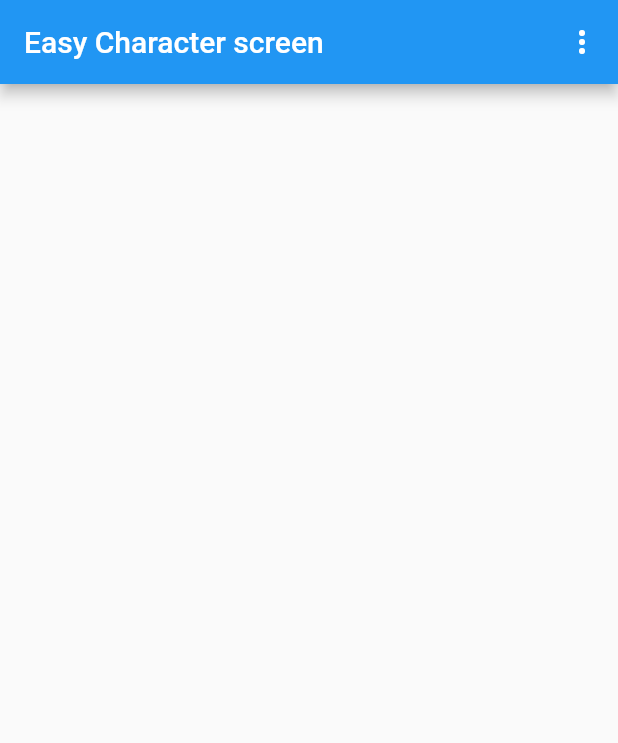
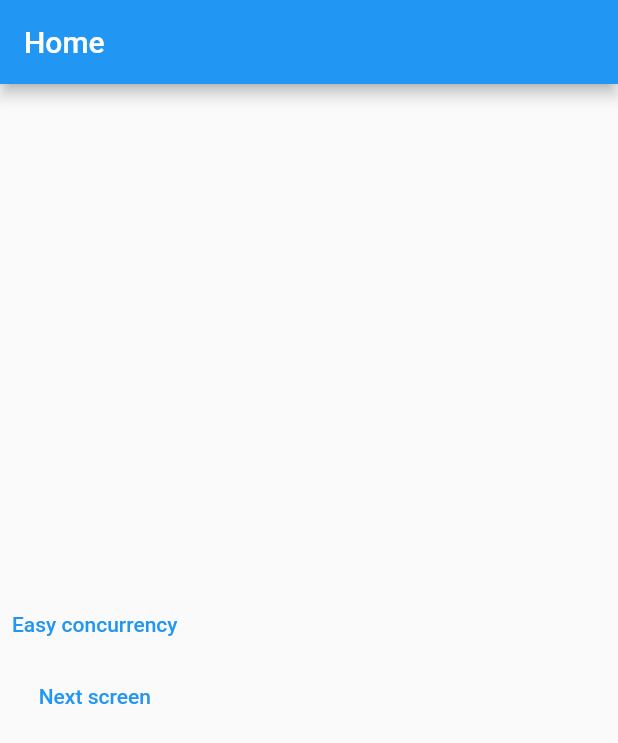
Before and after one commit to itWithGeorge/bloc_concurrency, a Flutter app: the screen it shows after launch, on a phone screen of 412 x 824 dp. Shown: the top 743 px of the screen. Run offline on Flutter 3.47's test engine with Material 2 defaults, Android fonts, the phone set to English and light mode, and no system bars; our stand-ins replace bloc, bloc_concurrency, flutter_bloc.

Commit message:
some utility(CustomBlocObserver, CommonRouter) added [#4]

```diff
--- /dev/null
+++ b/lib/common/presentation/router/common_router.dart
@@ -0,0 +1,24 @@
+import 'package:flutter/material.dart';
+import 'package:flutter_bloc/flutter_bloc.dart';
+import 'package:skawa_bloc_test/common/presentation/screens/home_screen.dart';
+import 'package:skawa_bloc_test/easy_concurrency/logic/bloc/character_bloc.dart';
+import 'package:skawa_bloc_test/easy_concurrency/presentation/screens/easy_character_bloc.dart';
+
+class CommonRouter {
+  Route? onGenerateRoute(RouteSettings routesettings) {
+    switch (routesettings.name) {
+      case '/':
+        return MaterialPageRoute(builder: (_) => const HomeScreen());
+
+      case '/easyConcurrency':
+        return MaterialPageRoute(
+            builder: (_) => BlocProvider<CharacterBloc>(
+                  create: (context) => CharacterBloc(),
+                  child: const EasyCharacterBlocScreen(),
+                ));
+
+      default:
+        return null;
+    }
+  }
+}
--- /dev/null
+++ b/lib/common/presentation/screens/home_screen.dart
@@ -0,0 +1,23 @@
+import 'package:flutter/material.dart';
+
+class HomeScreen extends StatelessWidget {
+  const HomeScreen({Key? key}) : super(key: key);
+
+  @override
+  Widget build(BuildContext context) {
+    return Scaffold(
+      appBar: AppBar(title: const Text('Home')),
+      body: Column(
+        mainAxisAlignment: MainAxisAlignment.center,
+        crossAxisAlignment: CrossAxisAlignment.center,
+        children: [
+          TextButton(
+              onPressed: () =>
+                  Navigator.of(context).pushNamed('/easyConcurrency'),
+              child: const Text('Easy concurrency')),
+          TextButton(onPressed: () => {}, child: const Text('Next screen')),
+        ],
+      ),
+    );
+  }
+}
--- a/lib/easy_concurrency/logic/bloc/character_bloc.dart
+++ b/lib/easy_concurrency/logic/bloc/character_bloc.dart
@@ -41,4 +41,7 @@ class CharacterBloc extends Bloc<CharacterEvent, CharacterState> {
     await Future.delayed(Duration(seconds: Random().nextBool() ? 0 : 2),
         () => emitter(CharecterReceivedState(characterReceived: _appended)));
   }
+
+  @override
+  String toString() => 'CharacterBloc ${state.currentCharacter.character}';
 }
--- a/lib/easy_concurrency/logic/bloc/character_state.dart
+++ b/lib/easy_concurrency/logic/bloc/character_state.dart
@@ -21,6 +21,9 @@ class CharacterInitialState extends CharacterState {
 
   @override
   int get hashCode => currentCharacter.hashCode;
+
+  @override
+  String toString() => 'CharacterInitialState';
 }
 
 @immutable
@@ -41,4 +44,7 @@ class CharecterReceivedState extends CharacterState {
 
   @override
   int get hashCode => characterReceived.hashCode;
+
+  @override
+  String toString() => 'CharecterReceivedState $characterReceived';
 }
--- a/lib/easy_concurrency/presentation/widgets/cutom_popup_menu.dart
+++ b/lib/easy_concurrency/presentation/widgets/cutom_popup_menu.dart
@@ -5,7 +5,7 @@ import 'package:skawa_bloc_test/easy_concurrency/logic/bloc/character_bloc.dart'
 
 enum CustomPopUpMenuItems {
   resetState,
-  noTransfromer,
+  noTransformer,
   sequential,
 }
 
@@ -23,7 +23,7 @@ class CustomPopupMenu extends StatelessWidget {
           child: Text('reset state'),
         ),
         const PopupMenuItem(
-          value: CustomPopUpMenuItems.noTransfromer,
+          value: CustomPopUpMenuItems.noTransformer,
           child: Text('No transformer'),
         ),
         const PopupMenuItem(
@@ -36,7 +36,7 @@ class CustomPopupMenu extends StatelessWidget {
           case CustomPopUpMenuItems.resetState:
             context.read<CharacterBloc>().add(const CharactersResetEvent());
             break;
-          case CustomPopUpMenuItems.noTransfromer:
+          case CustomPopUpMenuItems.noTransformer:
             AddEventService.instance().addEvent(
                 bloc: context.read<CharacterBloc>(), isSequential: false);
             /* var _messageList = message.split('');
--- a/lib/main.dart
+++ b/lib/main.dart
@@ -1,26 +1,25 @@
 import 'package:flutter/material.dart';
 import 'package:flutter_bloc/flutter_bloc.dart';
-import 'package:skawa_bloc_test/easy_concurrency/logic/bloc/character_bloc.dart';
-import 'package:skawa_bloc_test/easy_concurrency/presentation/screens/easy_character_bloc.dart';
+import 'package:skawa_bloc_test/common/presentation/router/common_router.dart';
+import 'package:skawa_bloc_test/common/utility/custom_bloc_observer.dart';
 
 void main() {
-  runApp(const MyApp());
+  BlocOverrides.runZoned(() => runApp(MyApp()),
+      blocObserver: CustomBlocObserver());
 }
 
 class MyApp extends StatelessWidget {
-  const MyApp({Key? key}) : super(key: key);
+  MyApp({Key? key}) : super(key: key);
 
-  // This widget is the root of your application.
+  final CommonRouter _router = CommonRouter();
+
   @override
   Widget build(BuildContext context) {
     return MaterialApp(
       theme: ThemeData(
         primarySwatch: Colors.blue,
       ),
-      home: BlocProvider<CharacterBloc>(
-        create: (context) => CharacterBloc(),
-        child: const EasyCharacterBlocScreen(),
-      ),
+      onGenerateRoute: _router.onGenerateRoute,
     );
   }
 }
```
Also changed, not shown: lib/common/utility/custom_bloc_observer.dart (added, +40 -0 lines), lib/easy_concurrency/data/service/add_event_service.dart (+10 -0 lines), lib/easy_concurrency/presentation/screens/easy_character_bloc.dart (+25 -1 lines).
